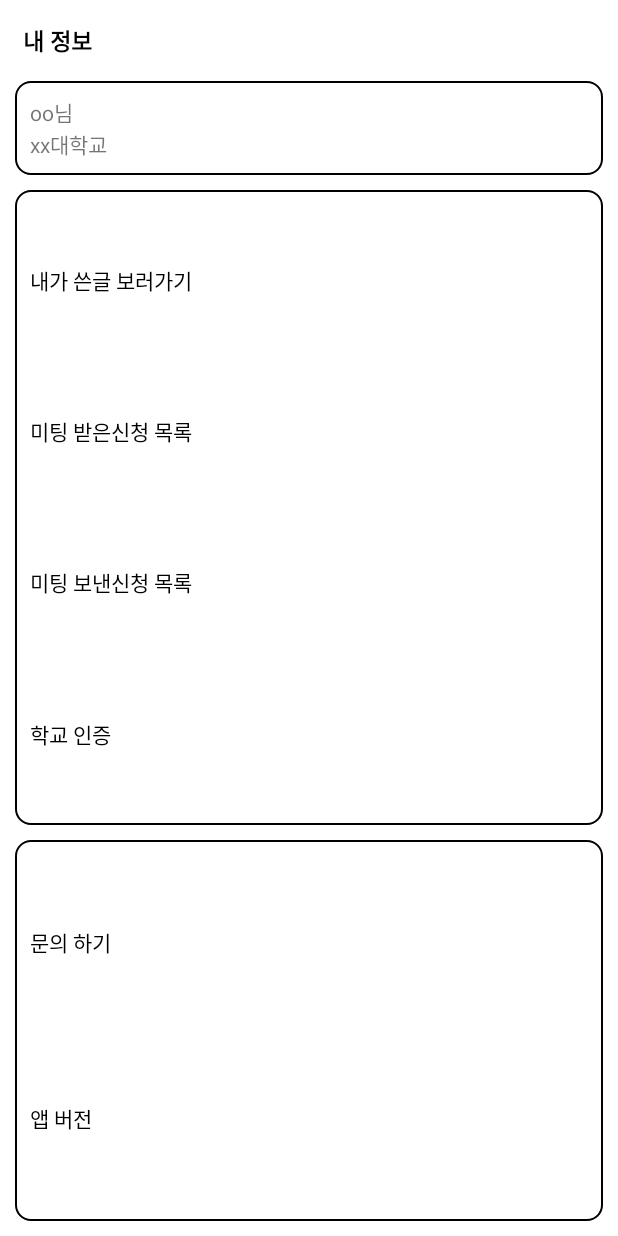
After one commit to gudwh14/csl_blind_date, an Android app: the InFormActivity screen opened directly, with no data from a screen before it, on a phone screen of 412 x 824 dp. The commit adds this screen. Run offline under Robolectric (Android 15) with nearby library versions, the phone set to English and light mode, and no system bars.

Commit message:
2020/04/16

```diff
--- a/app/src/main/AndroidManifest.xml
+++ b/app/src/main/AndroidManifest.xml
@@ -12,7 +12,9 @@
         android:roundIcon="@mipmap/icon_round"
         android:supportsRtl="true"
         android:theme="@style/AppTheme">
-        <activity android:name=".ListInformActivity"></activity>
+        <activity android:name=".ChatActivity"></activity>
+        <activity android:name=".InFormActivity" />
+        <activity android:name=".ListInformActivity" />
         <activity
             android:name=".RegisterActivity"
             android:theme="@style/MaterialTheme" />
--- a/app/src/main/java/com/csl/csl_blinddate/ChatTabFragment.java
+++ b/app/src/main/java/com/csl/csl_blinddate/ChatTabFragment.java
@@ -43,7 +43,7 @@ public class ChatTabFragment extends Fragment {
         chatListAdapter = new ChatListAdapter();
         chatlistRecyclerView.setAdapter(chatListAdapter);
 
-        ChatListData chatListData = new ChatListData(getContext(),"서울대학교","딱좋아",2);
+        ChatListData chatListData = new ChatListData("서울대학교","딱좋아",2);
         chatListAdapter.addItem(chatListData);
         chatListAdapter.notifyDataSetChanged();
 
--- /dev/null
+++ b/app/src/main/java/com/csl/csl_blinddate/InFormActivity.java
@@ -0,0 +1,66 @@
+package com.csl.csl_blinddate;
+
+import androidx.appcompat.app.AppCompatActivity;
+
+import android.content.Intent;
+import android.os.Bundle;
+import android.view.View;
+import android.widget.TextView;
+
+public class InFormActivity extends AppCompatActivity {
+    TextView inform_nameText;
+    TextView inform_schoolText;
+    TextView inform_myWritingText;
+    TextView inform_applyedText;
+    TextView inform_applyingText;
+    TextView inform_certifyText;
+    TextView inform_questionText;
+    TextView inform_appText;
+
+    @Override
+    protected void onCreate(Bundle savedInstanceState) {
+        super.onCreate(savedInstanceState);
+        setContentView(R.layout.activity_in_form);
+        // View 초기화
+
+        inform_nameText = findViewById(R.id.inform_nameText);
+        inform_schoolText = findViewById(R.id.inform_schoolText);
+        inform_myWritingText = findViewById(R.id.inform_myWritingText);
+        inform_applyedText = findViewById(R.id.inform_applyedText);
+        inform_applyingText = findViewById(R.id.inform_applyingText);
+        inform_certifyText = findViewById(R.id.inform_certifyText);
+        inform_questionText = findViewById(R.id.inform_questionText);
+        inform_appText = findViewById(R.id.inform_appText);
+
+
+        View.OnClickListener onClickListener = new View.OnClickListener() {
+            @Override
+            public void onClick(View view) {
+                switch (view.getId()) {
+                    case R.id.inform_myWritingText :
+                        break;
+                    case R.id.inform_applyedText :
+                        break;
+                    case R.id.inform_applyingText :
+                        break;
+                    case R.id.inform_certifyText :
+                        break;
+                    case R.id.inform_questionText :
+                        break;
+                    case R.id.inform_appText :
+                        break;
+                    default:
+                        break;
+                }
+            }
+        };
+
+        inform_myWritingText.setOnClickListener(onClickListener);
+        inform_applyedText.setOnClickListener(onClickListener);
+        inform_applyingText.setOnClickListener(onClickListener);
+        inform_certifyText.setOnClickListener(onClickListener);
+        inform_questionText.setOnClickListener(onClickListener);
+        inform_appText.setOnClickListener(onClickListener);
+
+    }
+}
--- /dev/null
+++ b/app/src/main/res/layout/activity_in_form.xml
@@ -0,0 +1,143 @@
+<?xml version="1.0" encoding="utf-8"?>
+<LinearLayout xmlns:android="http://schemas.android.com/apk/res/android"
+    xmlns:app="http://schemas.android.com/apk/res-auto"
+    xmlns:tools="http://schemas.android.com/tools"
+    android:layout_width="match_parent"
+    android:layout_height="match_parent"
+    tools:context=".InFormActivity"
+    android:orientation="vertical"
+    android:layout_margin="10dp">
+
+
+    <TextView
+        android:id="@+id/textView35"
+        android:layout_width="match_parent"
+        android:layout_height="wrap_content"
+        android:text="내 정보"
+        android:textColor="#000000"
+        android:textStyle="bold"
+        android:textSize="15dp"
+        android:padding="5dp" />
+
+    <androidx.legacy.widget.Space
+        android:id="@+id/space2"
+        android:layout_width="match_parent"
+        android:layout_height="10dp" />
+
+    <LinearLayout
+        android:layout_width="match_parent"
+        android:layout_height="wrap_content"
+        android:orientation="vertical"
+        android:background="@drawable/view_background_shape"
+        android:padding="10dp">
+
+
+        <TextView
+            android:id="@+id/inform_nameText"
+            android:layout_width="wrap_content"
+            android:layout_height="wrap_content"
+            android:layout_weight="1"
+            android:text="oo님" />
+
+        <TextView
+            android:id="@+id/inform_schoolText"
+            android:layout_width="match_parent"
+            android:layout_height="wrap_content"
+            android:layout_weight="1"
+            android:text="xx대학교" />
+
+    </LinearLayout>
+
+    <androidx.legacy.widget.Space
+        android:layout_width="match_parent"
+        android:layout_height="10dp"/>
+
+
+    <LinearLayout
+        android:layout_width="match_parent"
+        android:layout_height="0dp"
+        android:layout_weight="5"
+        android:orientation="vertical"
+        android:background="@drawable/view_background_shape"
+        android:padding="10dp">
+
+
+        <TextView
+            android:id="@+id/inform_myWritingText"
+            android:layout_width="match_parent"
+            android:layout_height="0dp"
+            android:layout_weight="1"
+            android:text="내가 쓴글 보러가기"
+            android:gravity="center_vertical"
+            android:textColor="#000000"
+            android:background="?attr/selectableItemBackground"/>
+
+        <TextView
+            android:id="@+id/inform_applyedText"
+            android:layout_width="match_parent"
+            android:layout_height="0dp"
+            android:layout_weight="1"
+            android:text="미팅 받은신청 목록"
+            android:gravity="center_vertical"
+            android:textColor="#000000"
+            android:background="?attr/selectableItemBackground"/>
+
+        <TextView
+            android:id="@+id/inform_applyingText"
+            android:layout_width="match_parent"
+            android:layout_height="0dp"
+            android:layout_weight="1"
+            android:gravity="center_vertical"
+            android:text="미팅 보낸신청 목록"
+            android:textColor="#000000"
+            android:background="?attr/selectableItemBackground"/>
+
+        <TextView
+            android:id="@+id/inform_certifyText"
+            android:layout_width="match_parent"
+            android:layout_height="0dp"
+            android:layout_weight="1"
+            android:gravity="center_vertical"
+            android:text="학교 인증"
+            android:textColor="#000000"
+            android:background="?attr/selectableItemBackground"/>
+    </LinearLayout>
+
+    <androidx.legacy.widget.Space
+        android:id="@+id/space"
+        android:layout_width="match_parent"
+        android:layout_height="10dp" />
+
+    <LinearLayout
+        android:layout_width="match_parent"
+        android:layout_height="0dp"
+        android:layout_weight="3"
+        android:background="@drawable/view_background_shape"
+        android:orientation="vertical"
+        android:padding="10dp">
+
+
+        <TextView
+            android:id="@+id/inform_questionText"
+            android:layout_width="match_parent"
+            android:layout_height="0dp"
+            android:layout_weight="1"
+            android:gravity="center_vertical"
+            android:text="문의 하기"
+            android:textColor="#000000"
+            android:background="?attr/selectableItemBackground"/>
+
+        <TextView
+            android:id="@+id/inform_appText"
+            android:layout_width="match_parent"
+            android:layout_height="0dp"
+            android:layout_weight="1"
+            android:gravity="center_vertical"
+            android:text="앱 버전"
+            android:textColor="#000000"
+            android:background="?attr/selectableItemBackground"/>
+
+    </LinearLayout>
+
+
+</LinearLayout>
--- a/app/src/main/res/layout/chatlist_view.xml
+++ b/app/src/main/res/layout/chatlist_view.xml
@@ -4,7 +4,8 @@
     xmlns:app="http://schemas.android.com/apk/res-auto"
     android:layout_width="match_parent"
     android:layout_height="wrap_content"
-    android:orientation="vertical">
+    android:orientation="vertical"
+    android:background="?attr/selectableItemBackground">
 
     <LinearLayout
         android:layout_width="match_parent"
--- a/app/src/main/res/layout/fragment_chat_tab.xml
+++ b/app/src/main/res/layout/fragment_chat_tab.xml
@@ -12,7 +12,9 @@
         android:text="미팅 채팅방"
         android:layout_margin="10dp"
         android:textColor="#000000"
-        android:textSize="15dp"/>
+        android:textSize="15dp"
+        android:textStyle="bold"
+        android:paddingStart="5dp"/>
 
     <androidx.recyclerview.widget.RecyclerView
         android:id="@+id/chatlistRecyclerView"
--- a/app/src/main/res/layout/fragment_home_tab.xml
+++ b/app/src/main/res/layout/fragment_home_tab.xml
@@ -25,7 +25,8 @@
         android:layout_gravity="right"
         android:layout_marginTop="10dp"
         android:layout_marginRight="10dp"
-        android:src="@drawable/inform_icon" />
+        android:src="@drawable/inform_icon"
+        android:background="?attr/selectableItemBackground"/>
 
     <androidx.viewpager.widget.ViewPager
         android:id="@+id/MainViewPager"
--- a/app/src/main/res/layout/fragment_list_tab.xml
+++ b/app/src/main/res/layout/fragment_list_tab.xml
@@ -16,7 +16,10 @@
         android:text="미팅"
         android:textColor="#000000"
         android:textSize="15dp"
-        android:layout_margin="10dp"/>
+        android:textStyle="bold"
+        android:layout_margin="10dp"
+        android:paddingStart="5dp"
+        />
 
     <androidx.recyclerview.widget.RecyclerView
         android:id="@+id/ListRecyclerView"
```
Also changed, not shown: app/src/main/java/com/csl/csl_blinddate/ChatActivity.java (added, +20 -0 lines), app/src/main/java/com/csl/csl_blinddate/ChatListAdapter.java (+16 -4 lines), app/src/main/java/com/csl/csl_blinddate/ChatListData.java (+1 -6 lines), app/src/main/java/com/csl/csl_blinddate/HomeTabFragment.java (+14 -0 lines), app/src/main/res/layout/activity_chat.xml (added, +55 -0 lines).
